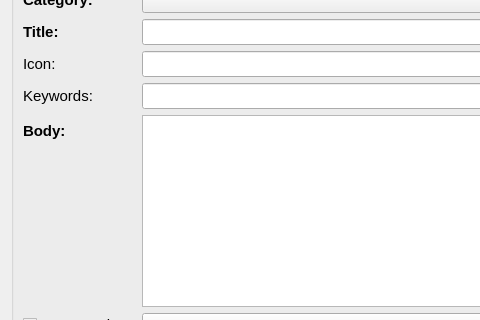
First picture: the form in qtribu/gui/form_rdp_news.ui, repository geotribu/qtribu, before the edit; both pictures show x 0 to 480 and y 126 to 446 of the 800 by 1156 pixel window.
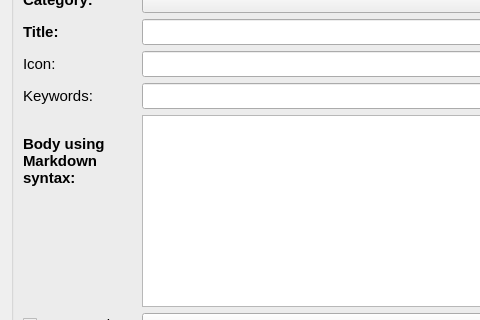
Second picture: the form after the edit. Custom widgets are drawn as their Qt base class.

Commit message: feature(forms): connect article form to GH issue form

```diff
--- a/qtribu/gui/form_rdp_news.ui
+++ b/qtribu/gui/form_rdp_news.ui
@@ -90,6 +90,12 @@
       </item>
       <item row="7" column="0">
        <widget class="QLabel" name="lbl_body">
+        <property name="maximumSize">
+         <size>
+          <width>200</width>
+          <height>16777215</height>
+         </size>
+        </property>
         <property name="font">
          <font>
           <pointsize>11</pointsize>
@@ -98,7 +104,10 @@
          </font>
         </property>
         <property name="text">
-         <string>Body:</string>
+         <string>Body using Markdown syntax:</string>
+        </property>
+        <property name="wordWrap">
+         <bool>true</bool>
         </property>
        </widget>
       </item>
```
The commit also changes 5 other files.
